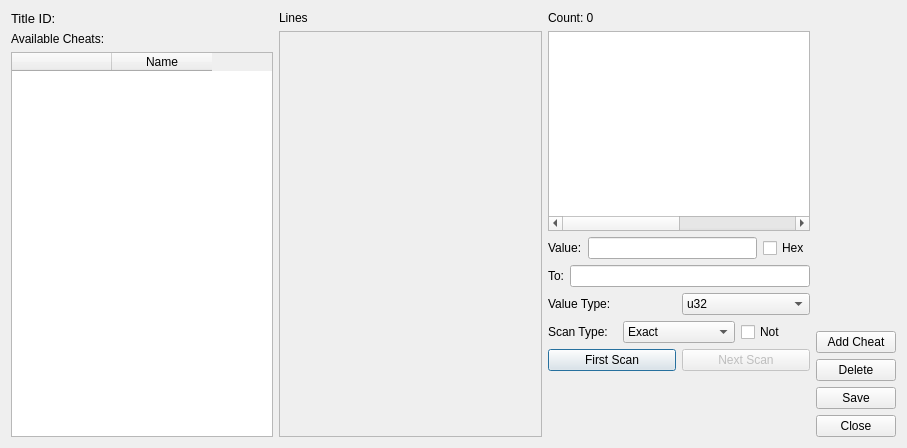
The window that src/citra/cheats.ui (GreenAmaranthine/citra) describes before a commit, drawn with Qt 5.
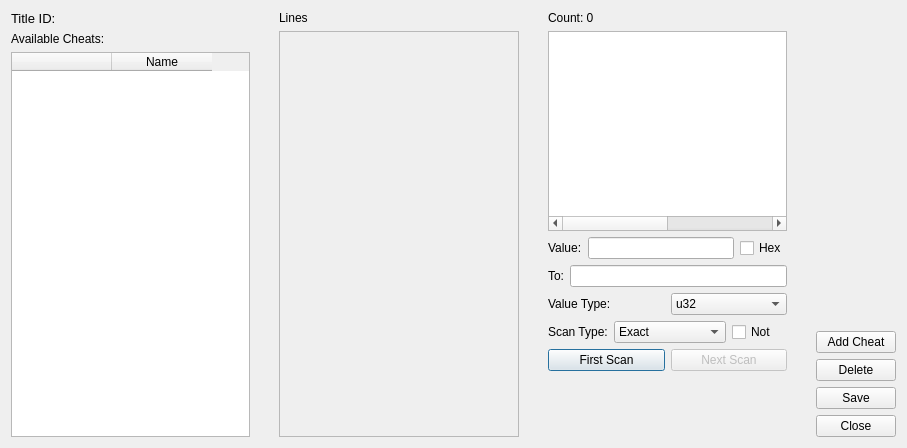
The same window after the commit.

```diff
--- a/src/citra/cheats.ui
+++ b/src/citra/cheats.ui
@@ -72,6 +72,19 @@
      </item>
     </layout>
    </item>
+   <item>
+    <spacer name="horizontalSpacer">
+     <property name="orientation">
+      <enum>Qt::Horizontal</enum>
+     </property>
+     <property name="sizeHint" stdset="0">
+      <size>
+       <width>40</width>
+       <height>20</height>
+      </size>
+     </property>
+    </spacer>
+   </item>
    <item>
     <layout class="QVBoxLayout" name="verticalLayout">
      <item>
@@ -90,6 +103,19 @@
      </item>
     </layout>
    </item>
+   <item>
+    <spacer name="horizontalSpacer_2">
+     <property name="orientation">
+      <enum>Qt::Horizontal</enum>
+     </property>
+     <property name="sizeHint" stdset="0">
+      <size>
+       <width>40</width>
+       <height>20</height>
+      </size>
+     </property>
+    </spacer>
+   </item>
    <item>
     <layout class="QVBoxLayout" name="verticalLayout_4">
      <item>
@@ -275,6 +301,19 @@
      </item>
     </layout>
    </item>
+   <item>
+    <spacer name="horizontalSpacer_3">
+     <property name="orientation">
+      <enum>Qt::Horizontal</enum>
+     </property>
+     <property name="sizeHint" stdset="0">
+      <size>
+       <width>40</width>
+       <height>20</height>
+      </size>
+     </property>
+    </spacer>
+   </item>
    <item>
     <layout class="QVBoxLayout" name="verticalLayout_3">
      <item>
```
